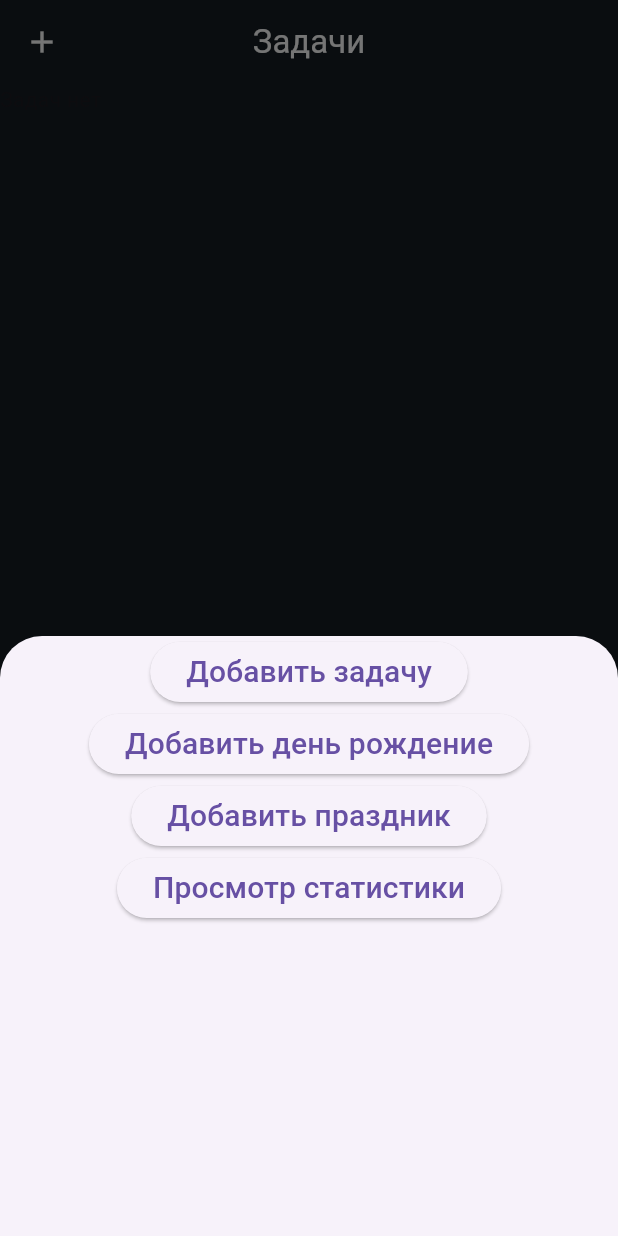
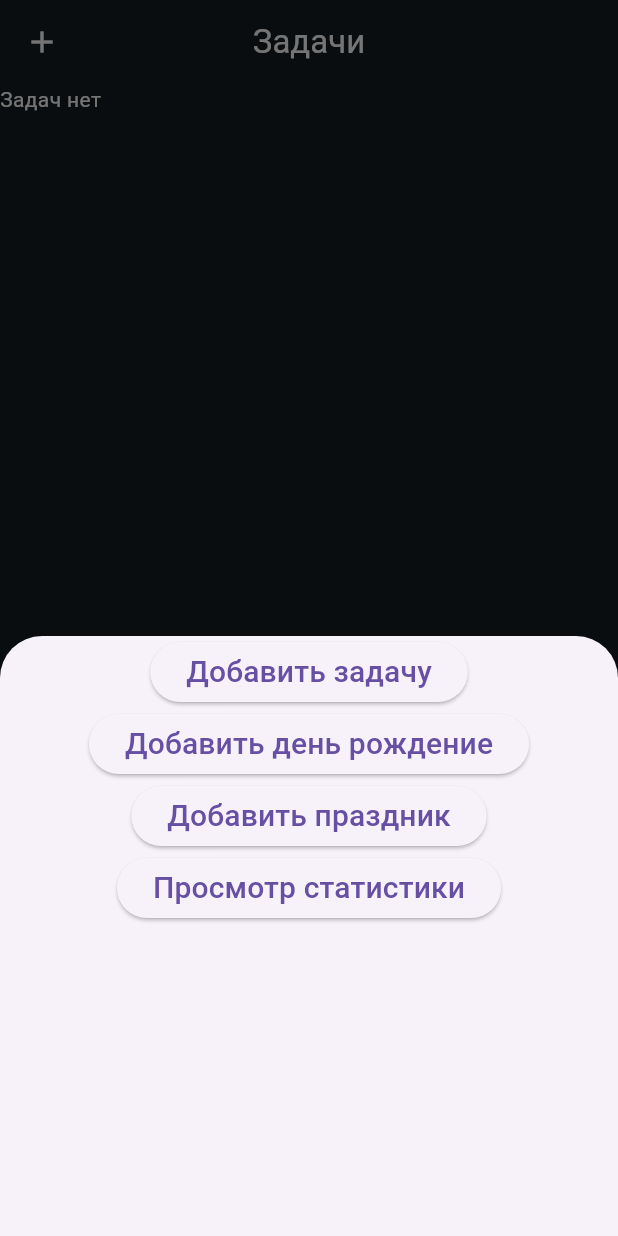
Before and after one commit to ImportAd/tasks, a Flutter app: the screen it shows after launch, after a tap on the "add" icon, on a phone screen of 412 x 824 dp. Run offline on Flutter 3.47's test engine with Material 3 defaults, Android fonts, the phone set to English and light mode, and no system bars; our stand-ins replace bloc, get_storage; missing offline and left inert: d_input.

Commit message:
minor changes

```diff
--- /dev/null
+++ b/devtools_options.yaml
@@ -0,0 +1 @@
+extensions:
--- a/lib/core/Presentation/widgts/task_today/task_container.dart
+++ /dev/null
@@ -1,51 +0,0 @@
-import 'package:flutter/material.dart';
-import 'package:get_storage/get_storage.dart';
-import 'package:tasks/core/Presentation/widgts/task_today/hashtag.dart';
-import 'package:tasks/core/Presentation/widgts/task_today/task.dart';
-import 'package:tasks/core/Presentation/widgts/task_today/time.dart';
-
-class TaskContainer extends StatelessWidget {
-  const TaskContainer({
-    super.key,
-  });
-
-  @override
-  Widget build(BuildContext context) {
-    final box = GetStorage();
-    // для первого входа в приложение когда еще нет задач
-    if ((box.read('tasks0') == null) || (box.read('num') == null)) {
-      final tasks = <String>{'task', 'teg', 'time', ''};
-      box.write('num', 0);
-      final taskName = 'tasks${box.read('num')}';
-      box.write(taskName, tasks);
-      return const Text("Задач нет");
-    } else {
-      return ListView.builder(
-          padding: const EdgeInsets.symmetric(horizontal: 12),
-          itemCount: box.read('num'),
-          itemBuilder: (BuildContext context, int index) {
-            String task = box.read('tasks$index')[0];
-            String teg = box.read('tasks$index')[1];
-            String time = box.read('tasks$index')[2];
-            return Container(
-              margin: const EdgeInsets.only(bottom: 16),
-              decoration: const BoxDecoration(
-                color: Color.fromRGBO(82, 96, 109, 1),
-                borderRadius: BorderRadius.all(Radius.circular(8)),
-              ),
-              child: Padding(
-                padding: const EdgeInsets.all(8),
-                child: Row(
-                  children: [
-                    Expanded(child: Task(text: task)),
-                    Hashtag(hashtag: teg),
-                    const SizedBox(width: 16),
-                    Time(time: time),
-                  ],
-                ),
-              ),
-            );
-          });
-    }
-  }
-}
--- a/lib/main.dart
+++ b/lib/main.dart
@@ -6,5 +6,5 @@ Future<void> main() async {
   await GetStorage.init();
   final box = GetStorage();
   box.write('description', 'description');
-  runApp(HomPage());
+  runApp(const HomPage());
 }
--- a/lib/screens/home/Presentation/home_screen.dart
+++ b/lib/screens/home/Presentation/home_screen.dart
@@ -1,22 +1,34 @@
 import 'package:flutter/material.dart';
-import 'package:tasks/core/Presentation/widgts/task_today/task_container.dart';
+import 'package:tasks/core/Presentation/widgts/task_container.dart';
 import 'package:tasks/screens/home/Presentation/widgts/app_bar/app_bar.dart';
 
 class HomPage extends StatelessWidget {
   const HomPage({super.key});
   @override
   Widget build(BuildContext context) {
-    return const MaterialApp(
+    return MaterialApp(
       home: Scaffold(
-        backgroundColor: Color.fromRGBO(21, 28, 35, 1),
-        appBar: AppBarHome(),
+        backgroundColor: const Color.fromRGBO(21, 28, 35, 1),
+        appBar: const AppBarHome(),
         body: Column(
           children: [
-            TaskContainer(),
+            ConstrainedBox(
+              constraints: const BoxConstraints(maxHeight: 220),
+              child: InkWell(
+                onTap: () => {
+                  // переход на экран задач
+                },
+                child: ListView(
+                  children: const [
+                    TaskContainer(),
+                  ],
+                ),
+              ),
+            ),
             // const NextBirthday(),
-            SizedBox(height: 16),
+            const SizedBox(height: 16),
             // const NextHoliday(),
-            SizedBox(height: 64),
+            const SizedBox(height: 64),
             // const Placeholder(
             //   color: Colors.white,
             //   fallbackHeight: 64,
```
Also changed, not shown: lib/core/Presentation/widgts/task_single_container.dart (added, +35 -0 lines), lib/core/Presentation/widgts/hashtag.dart (renamed from lib/core/Presentation/widgts/task_today/hashtag.dart), lib/core/Presentation/widgts/task.dart (renamed from lib/core/Presentation/widgts/task_today/task.dart), lib/core/Presentation/widgts/time.dart (renamed from lib/core/Presentation/widgts/task_today/time.dart).
